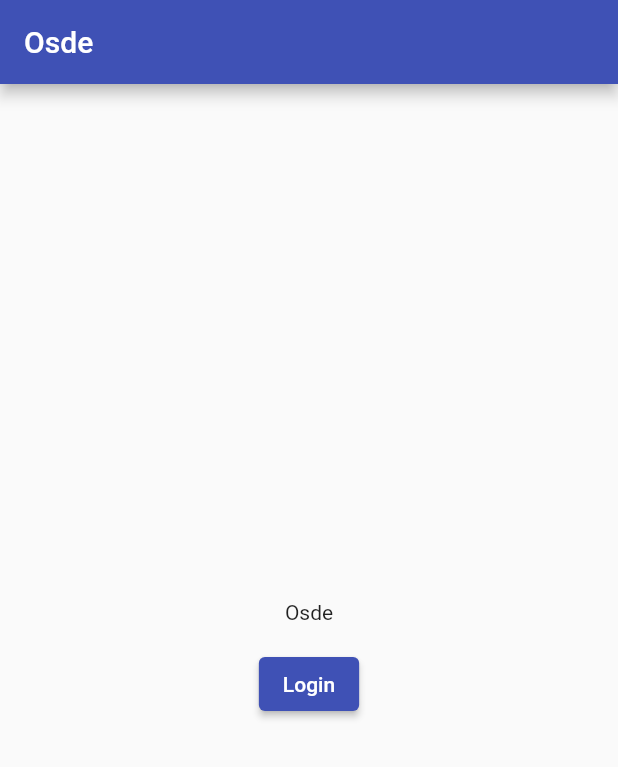
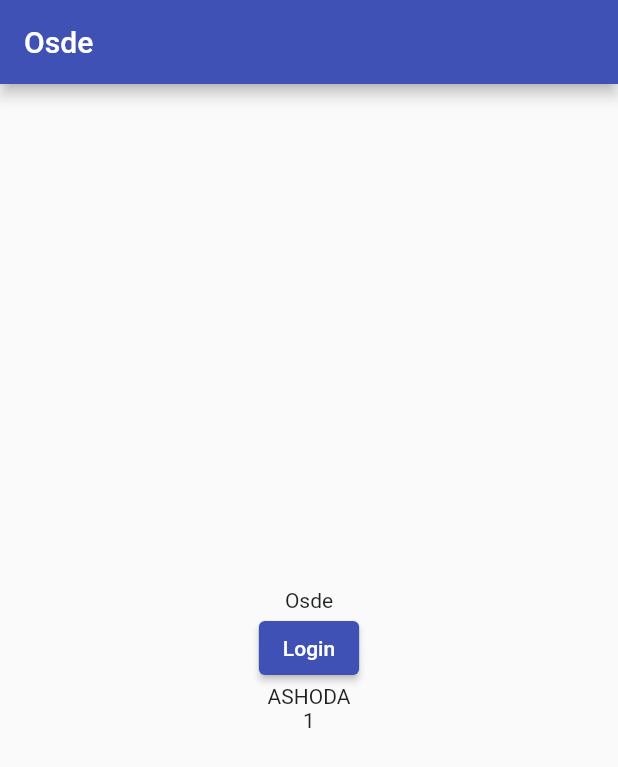
Before and after one commit to melonchelo/melonchelo, a Flutter app: the screen it shows after launch, after a tap on "Login", on a phone screen of 412 x 824 dp. Shown: the top 767 px of the screen. Run offline on Flutter 3.47's test engine with Material 2 defaults, Android fonts, the phone set to English and light mode, and no system bars; our stand-ins replace dio; network calls fail.

Commit message:
Take data

```diff
--- a/lib/pages/login/login.dart
+++ b/lib/pages/login/login.dart
@@ -1,5 +1,8 @@
 import 'package:app/services/api.dart';
 import 'package:flutter/material.dart';
+
+String show = '';
+int count = 1;
 
 class LoginPage extends StatefulWidget {
   LoginPage({Key? key}) : super(key: key);
@@ -11,18 +14,15 @@ class LoginPage extends StatefulWidget {
 class _LoginPageState extends State<LoginPage> {
   @override
   Widget build(BuildContext context) {
-    String show = '';
     return Scaffold(
       appBar: AppBar(title: const Text('Osde')),
-      body: SafeArea(
-        child: SizedBox(
+      body: SizedBox(
         width: MediaQuery.of(context).size.width,
         height: MediaQuery.of(context).size.height,
         child: Column(
           mainAxisAlignment: MainAxisAlignment.center,
           children: [
             const Text('Osde'),
-              Text(show),
             ElevatedButton(
               onPressed: () async {
                 var reques = await RequesApi(
@@ -31,14 +31,15 @@ class _LoginPageState extends State<LoginPage> {
                     .tomar();
 
                 setState(() {
-                    show = reques.toString();
+                  show = reques['name'].toString();
+                  count++;
                 });
-                  print(reques);
               },
               child: const Text('Login'),
             ),
+            Text(show.isEmpty ? 'ASHODA' : show),
+            Text(count.toString()),
           ],
-          ),
         ),
       ),
     );
--- a/lib/services/api.dart
+++ b/lib/services/api.dart
@@ -1,10 +1,8 @@
-import 'dart:ffi';
-
 import 'package:dio/dio.dart';
 
 class RequesApi {
   final String route;
-  RequesApi({this.route = ''});
+  RequesApi({required this.route});
 
   Future<dynamic> get() async {
     Dio dio = Dio();
@@ -17,13 +15,16 @@ class RequesApi {
 
     return response.data;
   }
-  Future<dynamic> tomar() async{
-  Dio dio =Dio();
-dio.options.headers['Authorization'] =
+
+  Future<dynamic> tomar() async {
+    Dio dio = Dio();
+    dio.options.headers['Authorization'] =
         'Basic c29wb3J0ZXVzdWFyaW9zOmhMcUt2Nm1RTmRLZk1VUGxKaXJ5Z0RYSg==';
     dio.options.headers['Cookie'] =
         'PHPSESSID=e77210c37b41c08064b11ee0ee13b569';
-        Response<dynamic> response = await dio.get(route);
-return response.data;
+
+    Response<dynamic> response = await dio.get(route);
+
+    return response.data;
   }
 }
```
Lines whose indentation alone changed are shown as unchanged.
